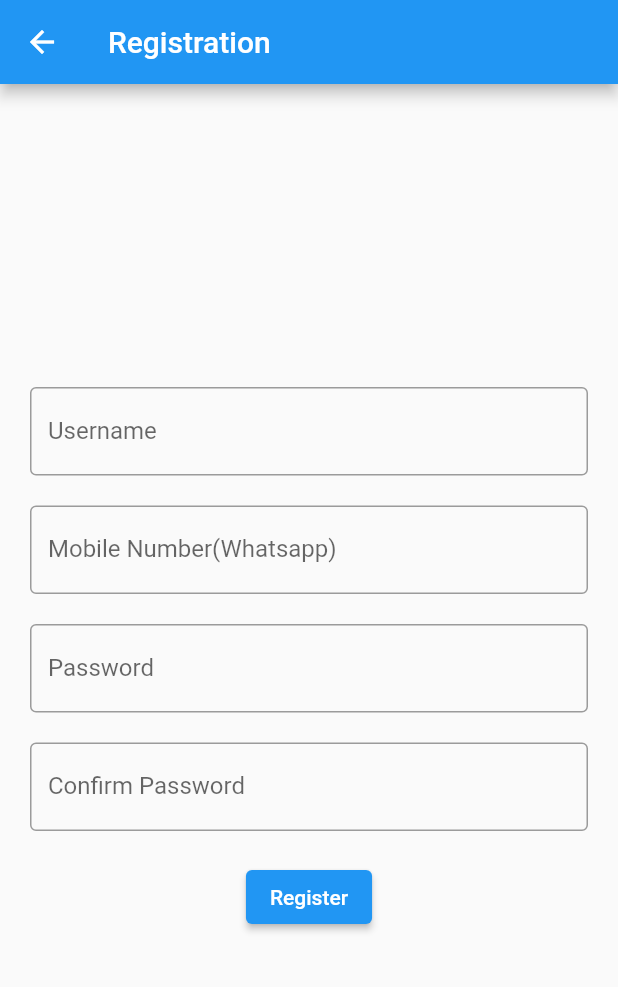
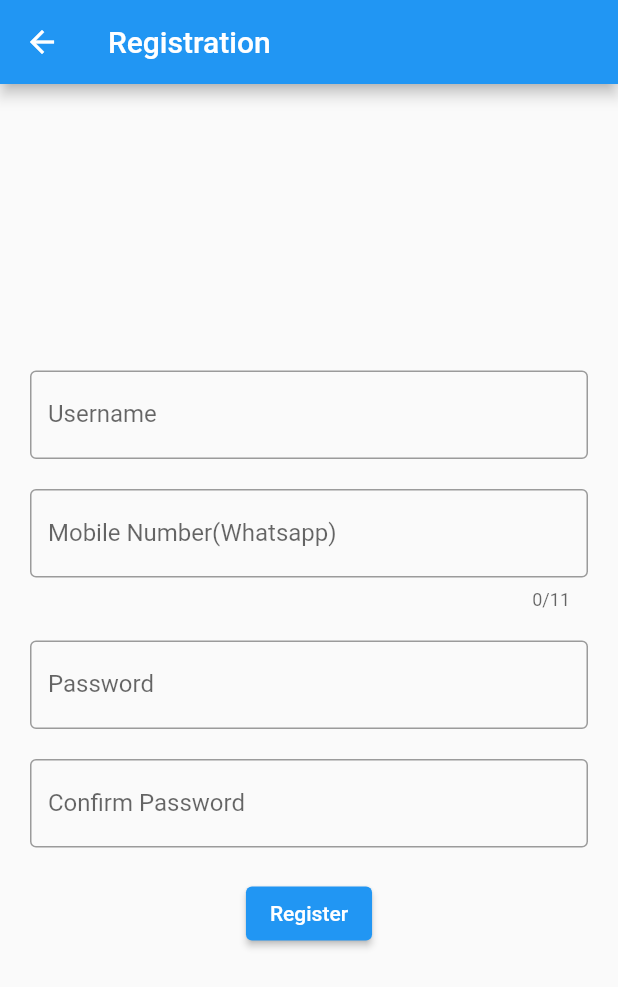
Before and after one commit to hedayet13/uprintMobile, a Flutter app: the RegistrationPage screen opened directly, after a tap on "Register", on a phone screen of 412 x 824 dp. Shown: the top 987 px of the screen. Run offline on Flutter 3.47's test engine with Material 2 defaults, Android fonts, the light colour scheme and no system bars; our stand-ins replace file_picker, shared_preferences; missing offline and left inert: dart:ffi; accounts and stored records are empty; network calls fail.

```diff
--- a/lib/registration.dart
+++ b/lib/registration.dart
@@ -1,7 +1,21 @@
+import 'dart:convert';
+
 import 'package:flutter/material.dart';
+import 'package:http/http.dart' as http;
+import 'package:uprint/main.dart';
+import 'package:uprint/userDashboard.dart';
 
+class RegistrationPage extends StatefulWidget {
+  @override
+  State<RegistrationPage> createState() => _RegistrationPageState();
+}
 
-class RegistrationPage extends StatelessWidget {
+class _RegistrationPageState extends State<RegistrationPage> {
+  final TextEditingController usernameController = TextEditingController();
+  final TextEditingController phone_numberController = TextEditingController();
+  final TextEditingController passwordController = TextEditingController();
+  final TextEditingController confirm_passwordController = TextEditingController();
+
   @override
   Widget build(BuildContext context) {
     return Scaffold(
@@ -14,6 +28,7 @@ class RegistrationPage extends StatelessWidget {
           mainAxisAlignment: MainAxisAlignment.center,
           children: [
             TextField(
+              controller: usernameController,
               decoration: InputDecoration(
                 labelText: 'Username',
                 hintText: 'Your Username',
@@ -22,6 +37,9 @@ class RegistrationPage extends StatelessWidget {
             ),
             SizedBox(height: 20),
             TextField(
+              maxLength: 11,
+              keyboardType: TextInputType.number,
+              controller: phone_numberController,
               decoration: InputDecoration(
                 labelText: 'Mobile Number(Whatsapp)',
                 hintText: 'Enter your Whatsapp Number',
@@ -30,6 +48,7 @@ class RegistrationPage extends StatelessWidget {
             ),
             SizedBox(height: 20),
             TextField(
+              controller: passwordController,
               decoration: InputDecoration(
                 labelText: 'Password',
                 hintText: 'Enter your password',
@@ -39,20 +58,96 @@ class RegistrationPage extends StatelessWidget {
             ),
             SizedBox(height: 20),
             TextField(
+              controller: confirm_passwordController,
               decoration: InputDecoration(
                 labelText: 'Confirm Password',
                 hintText: 'Confirm your password',
                 border: OutlineInputBorder(),
               ),
+              obscureText: true,
             ),
             SizedBox(height: 20),
             ElevatedButton(
-              onPressed: () {},
+              onPressed: registration,
               child: Text('Register'),
             ),
           ],
         ),
       ),
     );
+
+  }
+
+  void registration() async {
+    final username = usernameController.text;
+    final phone_number = phone_numberController.text;
+    final password = passwordController.text;
+    final confirm_password =confirm_passwordController.text;
+
+    if (password== confirm_password) {
+
+      print(username);
+      print(password);
+      print(phone_number);
+      // print(confirm_password);
+      final response = await http.post(
+        Uri.parse('http://192.168.0.110:5000/mobileRegistration'),
+        body: {'username': username,'phone_number':phone_number, 'password': password},
+      );
+      print(response.statusCode);
+      if (response.statusCode == 200) {
+        // print()
+        final data = json.decode(response.body);
+        if (data['success']) {
+          print("Successfully registered");
+          // Navigate to home screen
+          // ignore: use_build_context_synchronously
+          Navigator.push(context, MaterialPageRoute(builder: (context) => MyHomePage(title: "sample")),);
+        }
+        else {
+
+        }
+      } else {
+        print("error");
+        showDialog(
+          context: context,
+          builder: (BuildContext context) {
+            return AlertDialog(
+              title: Text('Invalid Login'),
+              content: Text('You are not a valid user.'),
+              actions: [
+                TextButton(
+                  onPressed: () {
+                    Navigator.pop(context);
+                  },
+                  child: Text('OK'),
+                ),
+              ],
+            );
+          },
+        );
+        // Show error message
+      }
+    }else{
+      showDialog(
+        context: context,
+        builder: (BuildContext context) {
+          return AlertDialog(
+            title: Text('Incorrect Password'),
+            content: Text('Please Provide a valid password.'),
+            actions: [
+              TextButton(
+                onPressed: () {
+                  Navigator.pop(context);
+                },
+                child: Text('OK'),
+              ),
+            ],
+          );
+        },
+      );
+    }
+
+
   }
 }
--- a/pubspec.yaml
+++ b/pubspec.yaml
@@ -47,6 +47,7 @@ dev_dependencies:
   # package. See that file for information about deactivating specific lint
   # rules and activating additional ones.
   flutter_lints: ^2.0.0
+  file_picker:
   http:
   shared_preferences:
 
```
Also changed, not shown: lib/main.dart (+8 -2 lines), lib/uploadFile.dart (added, +108 -0 lines), lib/userDashboard.dart (+35 -15 lines), pubspec.lock, 1 other file.
